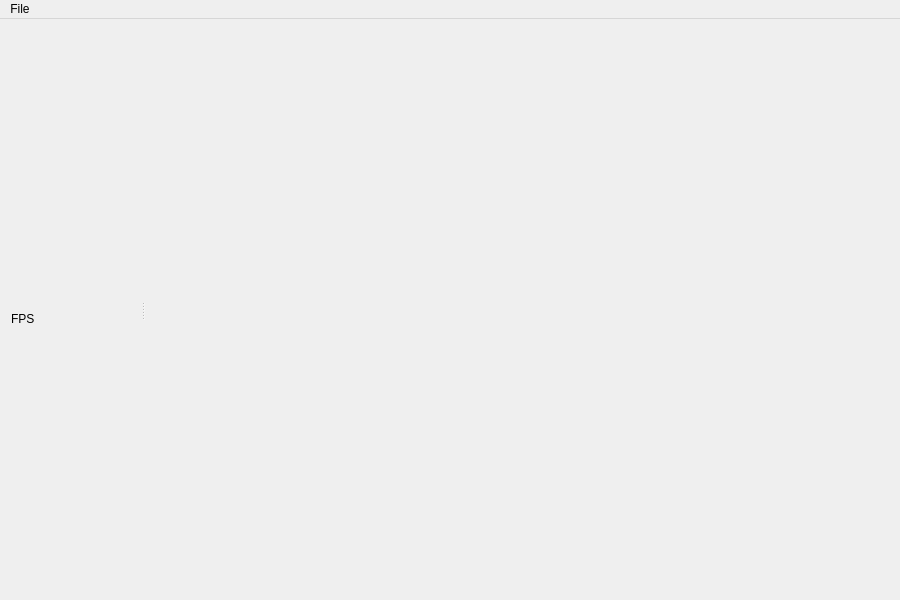
First picture: the form in src/mainwindow.ui, repository mravella/hair, before the edit.
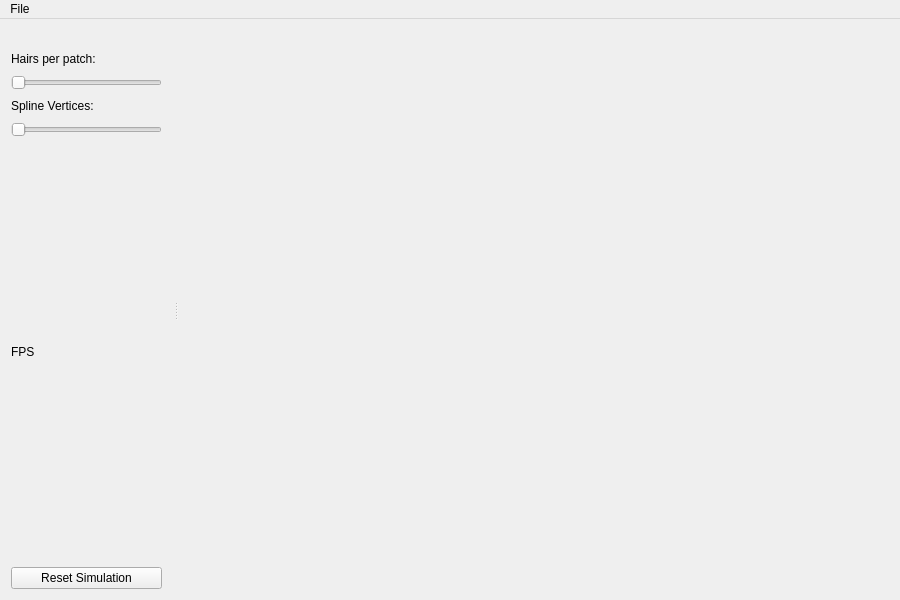
Second picture: the form after the edit.

Diff of the .ui file:
```diff
--- a/src/mainwindow.ui
+++ b/src/mainwindow.ui
@@ -34,8 +34,8 @@
   <widget class="QDockWidget" name="settingsDock">
    <property name="minimumSize">
     <size>
-     <width>140</width>
-     <height>211</height>
+     <width>173</width>
+     <height>217</height>
     </size>
    </property>
    <property name="features">
@@ -49,6 +49,58 @@
      <bool>false</bool>
     </property>
     <layout class="QVBoxLayout" name="settingsLayout">
+     <item>
+      <widget class="QLabel" name="label">
+       <property name="maximumSize">
+        <size>
+         <width>180</width>
+         <height>20</height>
+        </size>
+       </property>
+       <property name="text">
+        <string>Hairs per patch:</string>
+       </property>
+      </widget>
+     </item>
+     <item>
+      <widget class="QSlider" name="sliderHairsPerPatch">
+       <property name="minimum">
+        <number>1</number>
+       </property>
+       <property name="maximum">
+        <number>20</number>
+       </property>
+       <property name="orientation">
+        <enum>Qt::Horizontal</enum>
+       </property>
+      </widget>
+     </item>
+     <item>
+      <widget class="QLabel" name="label_2">
+       <property name="maximumSize">
+        <size>
+         <width>180</width>
+         <height>20</height>
+        </size>
+       </property>
+       <property name="text">
+        <string>Spline Vertices:</string>
+       </property>
+      </widget>
+     </item>
+     <item>
+      <widget class="QSlider" name="sliderNumSplineVertices">
+       <property name="minimum">
+        <number>2</number>
+       </property>
+       <property name="maximum">
+        <number>100</number>
+       </property>
+       <property name="orientation">
+        <enum>Qt::Horizontal</enum>
+       </property>
+      </widget>
+     </item>
      <item>
       <widget class="QLabel" name="fpsLabel">
        <property name="enabled">
@@ -65,6 +117,13 @@
        </property>
       </widget>
      </item>
+     <item>
+      <widget class="QPushButton" name="buttonResetSim">
+       <property name="text">
+        <string>Reset Simulation</string>
+       </property>
+      </widget>
+     </item>
     </layout>
    </widget>
   </widget>
```
